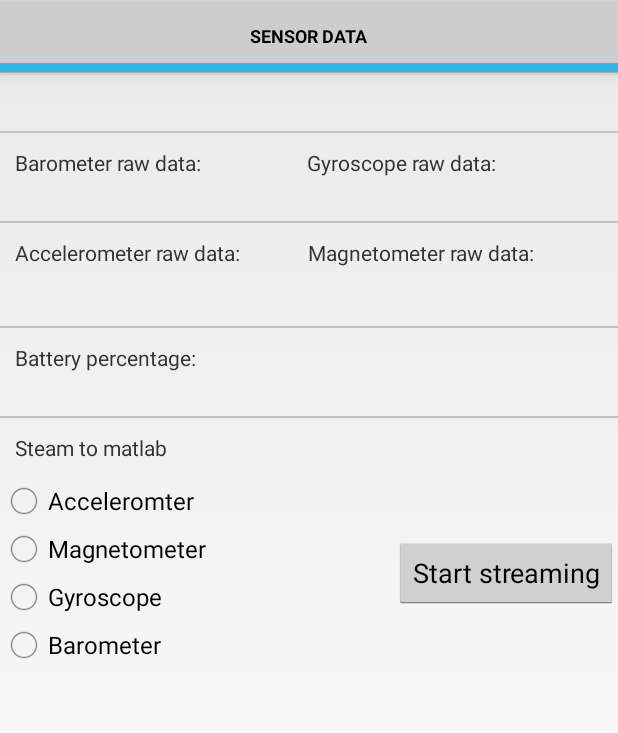
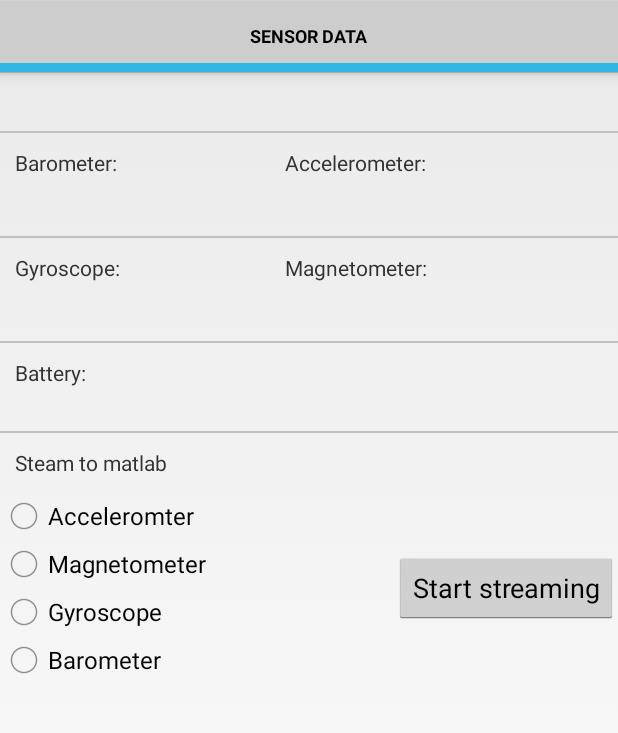
Before and after one commit to sosostris/posture-monitoring, an Android app: the DeviceActivity screen opened directly, with no data from a screen before it, on a phone screen of 412 x 824 dp, the part 72-805 px from its top. Run offline under Robolectric (Android 15) with nearby library versions, the phone set to English and light mode, and no system bars; 2 statements that could not run were skipped.

```diff
--- a/app/src/main/res/layout/fragment_device.xml
+++ b/app/src/main/res/layout/fragment_device.xml
@@ -22,14 +22,13 @@
         android:layout_margin="10dp" >
 
         <LinearLayout
-            android:layout_width="wrap_content"
+            android:layout_width="180dp"
             android:layout_height="wrap_content"
-            android:orientation="vertical"
-            android:layout_weight="1">
+            android:orientation="vertical">
             <TextView
                 android:layout_width="wrap_content"
                 android:layout_height="wrap_content"
-                android:text="Barometer raw data:" />
+                android:text="Barometer:" />
             <TextView
                 android:id="@+id/baro_data"
                 android:layout_width="wrap_content"
@@ -37,18 +36,18 @@
         </LinearLayout>
 
         <LinearLayout
-            android:layout_width="wrap_content"
+            android:layout_width="180dp"
             android:layout_height="wrap_content"
-            android:orientation="vertical"
-            android:layout_weight="1">
+            android:orientation="vertical">
             <TextView
                 android:layout_width="wrap_content"
                 android:layout_height="wrap_content"
-                android:text="Gyroscope raw data:" />
+                android:text="Accelerometer:" />
             <TextView
-                android:id="@+id/gyro_data"
+                android:id="@+id/accel_data"
                 android:layout_width="wrap_content"
-                android:layout_height="wrap_content" />
+                android:layout_height="wrap_content"
+                android:layout_marginBottom="10dp" />
         </LinearLayout>
 
     </LinearLayout>
@@ -65,30 +64,27 @@
         android:layout_margin="10dp">
 
         <LinearLayout
-            android:layout_width="wrap_content"
+            android:layout_width="180dp"
             android:layout_height="wrap_content"
-            android:orientation="vertical"
-            android:layout_weight="1">
+            android:orientation="vertical">
             <TextView
                 android:layout_width="wrap_content"
                 android:layout_height="wrap_content"
-                android:text="Accelerometer raw data:" />
+                android:text="Gyroscope:" />
             <TextView
-                android:id="@+id/accel_data"
+                android:id="@+id/gyro_data"
                 android:layout_width="wrap_content"
-                android:layout_height="wrap_content"
-                android:layout_marginBottom="10dp" />
+                android:layout_height="wrap_content" />
         </LinearLayout>
 
         <LinearLayout
-            android:layout_width="wrap_content"
+            android:layout_width="180dp"
             android:layout_height="wrap_content"
-            android:orientation="vertical"
-            android:layout_weight="1">
+            android:orientation="vertical">
             <TextView
                 android:layout_width="wrap_content"
                 android:layout_height="wrap_content"
-                android:text="Magnetometer raw data:" />
+                android:text="Magnetometer:" />
             <TextView
                 android:id="@+id/mag_data"
                 android:layout_width="wrap_content"
@@ -107,7 +103,7 @@
         android:layout_width="wrap_content"
         android:layout_height="wrap_content"
         android:layout_margin="10dp"
-        android:text="Battery percentage: " />
+        android:text="Battery: " />
 
     <TextView
         android:id="@+id/battery_level"
```
Also changed, not shown: app/src/main/java/com/example/xujia/posturemonitor/sensornode/DeviceActivity.java (+7 -7 lines), app/src/main/java/com/example/xujia/posturemonitor/sensornode/PostureMonitorApplication.java (+27 -3 lines).
